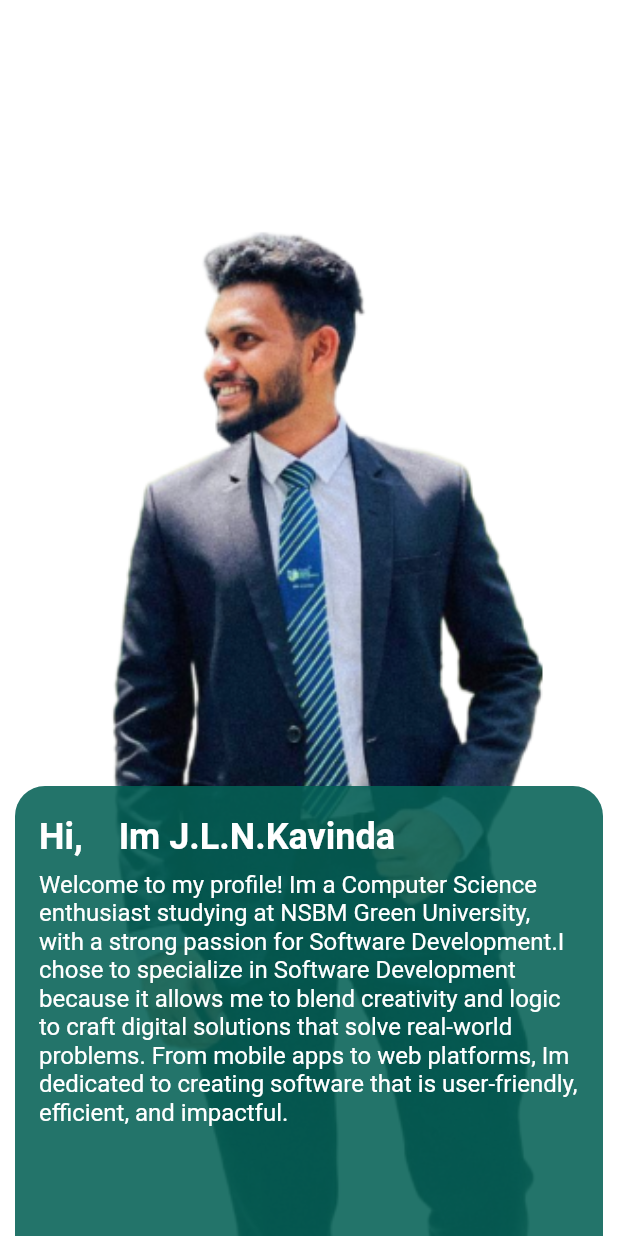
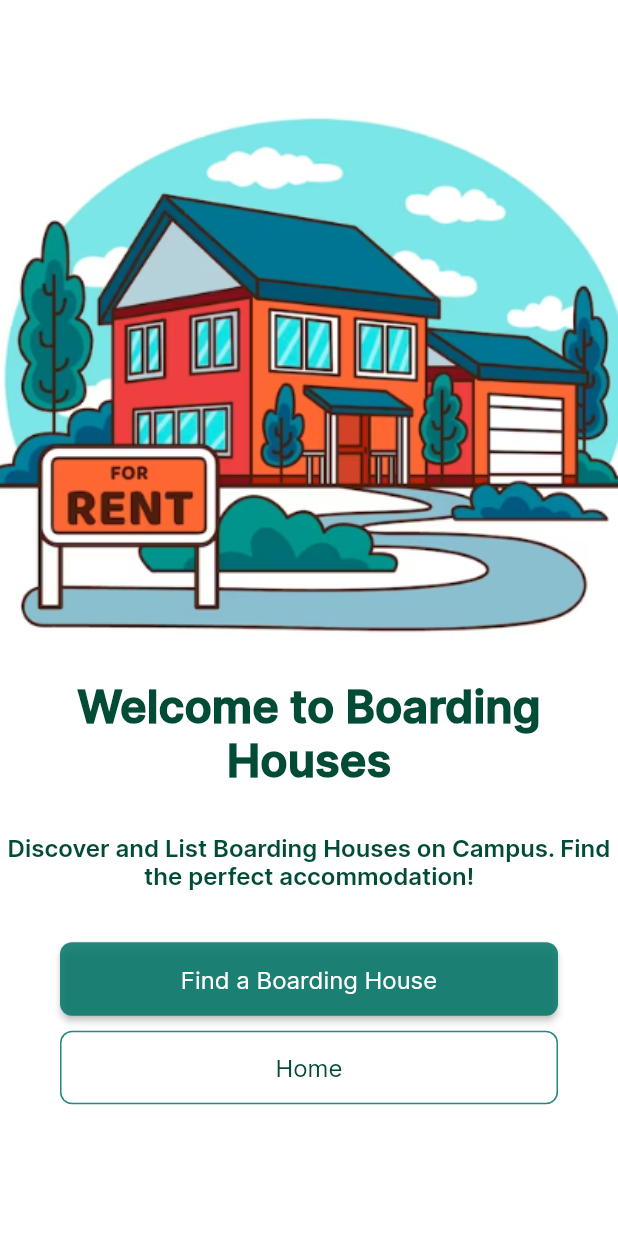
Before and after one commit to nimeshkk/Android_App, a Flutter app: the screen it shows after launch, on a phone screen of 412 x 824 dp. Run offline on Flutter 3.47's test engine with Material 2 defaults, Android fonts, the phone set to English and light mode, and no system bars; our stand-ins replace another_carousel_pro, carousel_slider, cloud_firestore, device_preview, firebase_auth, firebase_core and 2 more; missing offline and left inert: flutter_dismissible_tile; accounts and stored records are empty.

Commit message:
create boarding

```diff
--- /dev/null
+++ b/lib/pages/boarding_house/ChangeNotifier.dart
@@ -0,0 +1,24 @@
+import 'package:flutter/material.dart';
+
+class BoardingHouseModel extends ChangeNotifier {
+  List<BoardingHouse> _boardingHouses = [];
+
+  List<BoardingHouse> get boardingHouses => _boardingHouses;
+
+  void addBoardingHouse(BoardingHouse house) {
+    _boardingHouses.add(house);
+    notifyListeners();
+  }
+}
+
+class BoardingHouse {
+  final String location;
+  final String description;
+  final String contactNumber;
+
+  BoardingHouse({
+    required this.location,
+    required this.description,
+    required this.contactNumber,
+  });
+}
--- /dev/null
+++ b/lib/pages/boarding_house/boarding_house_model.dart
@@ -0,0 +1,29 @@
+import 'package:flutter/foundation.dart';
+
+class BoardingHouseModel with ChangeNotifier {
+  List<BoardingHouse> _boardingHouses = [];
+
+  List<BoardingHouse> get boardingHouses => _boardingHouses;
+
+  void addBoardingHouse(BoardingHouse house) {
+    _boardingHouses.add(house);
+    notifyListeners();
+  }
+
+  void setBoardingHouses(List<BoardingHouse> houses) {
+    _boardingHouses = houses;
+    notifyListeners();
+  }
+}
+
+class BoardingHouse {
+  final String location;
+  final String description;
+  final String contactNumber;
+
+  BoardingHouse({
+    required this.location,
+    required this.description,
+    required this.contactNumber,
+  });
+}
--- /dev/null
+++ b/lib/pages/boarding_house/boardinghouse.dart
@@ -0,0 +1,119 @@
+import 'package:flutter/material.dart';
+import 'package:campus_connect_app/pages/boarding_house/boardinghouse_display.dart';
+import 'package:campus_connect_app/pages/home2.dart';
+
+class BoardingHouseItem extends StatelessWidget {
+  @override
+  Widget build(BuildContext context) {
+    return Scaffold(
+      backgroundColor: Colors.white,
+      body: SafeArea(
+        child: Column(
+          children: [
+            Image.asset(
+              "assets/bhouse.png",
+              height: MediaQuery.of(context).size.height * 0.55,
+              width: MediaQuery.of(context).size.width,
+              fit: BoxFit.cover,
+            ),
+            const SizedBox(height: 0),
+            GestureDetector(
+              onTap: () {},
+              child: const Text(
+                "Welcome to Boarding Houses",
+                style: TextStyle(
+                    color: Color.fromARGB(255, 2, 76, 55),
+                    fontSize: 30,
+                    fontWeight: FontWeight.w900),
+                textAlign: TextAlign.center,
+              ),
+            ),
+            const SizedBox(height: 30),
+            GestureDetector(
+              onTap: () {},
+              child: const Text(
+                "Discover and List Boarding Houses on Campus. Find the perfect accommodation!",
+                style: TextStyle(
+                    color: Color.fromARGB(255, 2, 76, 55),
+                    fontSize: 16,
+                    fontWeight: FontWeight.w700),
+                textAlign: TextAlign.center,
+              ),
+            ),
+            const SizedBox(height: 30),
+            Padding(
+              padding: const EdgeInsets.symmetric(
+                horizontal: 40,
+                vertical: 5,
+              ),
+              child: Row(
+                children: [
+                  Expanded(
+                    child: MaterialButton(
+                      color: const Color.fromARGB(223, 5, 119, 106),
+                      shape: RoundedRectangleBorder(
+                        borderRadius: BorderRadius.circular(8),
+                      ),
+                      onPressed: () {
+                        Navigator.push(
+                          context,
+                          MaterialPageRoute(
+                            builder: (context) => BoardingHouseDisplayScreen(),
+                          ),
+                        );
+                      },
+                      child: const Padding(
+                        padding: EdgeInsets.all(15.0),
+                        child: Text(
+                          "Find a Boarding House",
+                          style: TextStyle(
+                            color: Colors.white,
+                            fontSize: 16,
+                          ),
+                        ),
+                      ),
+                    ),
+                  ),
+                ],
+              ),
+            ),
+            Padding(
+              padding: const EdgeInsets.symmetric(
+                horizontal: 40,
+                vertical: 5,
+              ),
+              child: Row(
+                children: [
+                  Expanded(
+                    child: MaterialButton(
+                      shape: RoundedRectangleBorder(
+                        side: const BorderSide(
+                          color: Color.fromARGB(223, 5, 119, 106),
+                        ),
+                        borderRadius: BorderRadius.circular(8),
+                      ),
+                      onPressed: () {
+                        Navigator.push(context,
+                            MaterialPageRoute(builder: (context) => Home2()));
+                      },
+                      child: const Padding(
+                        padding: EdgeInsets.all(15.0),
+                        child: Text(
+                          "Home",
+                          style: TextStyle(
+                            color: Color.fromARGB(255, 2, 76, 55),
+                            fontSize: 16,
+                          ),
+                        ),
+                      ),
+                    ),
+                  ),
+                ],
+              ),
+            ),
+          ],
+        ),
+      ),
+    );
+  }
+}
--- a/lib/pages/main.dart
+++ b/lib/pages/main.dart
@@ -1,5 +1,7 @@
 import 'package:campus_connect_app/pages/about_us/aboutcontroller.dart';
+import 'package:campus_connect_app/pages/boarding_house/boardinghouse.dart';
 import 'package:campus_connect_app/pages/lostfound_items/lost_item_model.dart';
+import 'package:campus_connect_app/pages/boarding_house/boarding_house_model.dart';
 import 'package:campus_connect_app/pages/upcoming_events/EVENT/event_item_model.dart';
 import 'package:provider/provider.dart';
 // import 'package:campus_connect_app/pages/splashscreen.dart';
@@ -24,13 +26,14 @@ void main() async {
         providers: [
           ChangeNotifierProvider(create: (context) => LostItemModel()),
           ChangeNotifierProvider(create: (context) => eventItemModel()),
+          ChangeNotifierProvider(create: (context) => BoardingHouseModel()),
         ],
         child: MyApp(),
       ),
     ),
   );
 
-  /*runApp(
+  /*runApp(child: BoardingHouseItem(),
     DevicePreview(
       builder: (context) => ChangeNotifierProvider(
         create: (context) => LostItemModel(),
@@ -75,7 +78,7 @@ class MyApp extends StatelessWidget {
           errorBorder: defaultInputBorder,
         ),
       ),
-      home: aboutController(),
+      home: BoardingHouseItem(),
     );
   }
 }
--- a/pubspec.yaml
+++ b/pubspec.yaml
@@ -181,6 +181,8 @@ flutter:
     - assets/aboutus02.png
     - assets/aboutus03.png
     - assets/aboutus04.png
+    - assets/bhouse.png
+    - assets/bhouse2.png
 
 
     - assets/Backgrounds/
```
Also changed, not shown: lib/pages/boarding_house/boarding_house_input.dart (added, +142 -0 lines), lib/pages/boarding_house/boardinghouse_display.dart (added, +167 -0 lines), assets/bhouse.png (added), assets/bhouse2.png (added).
